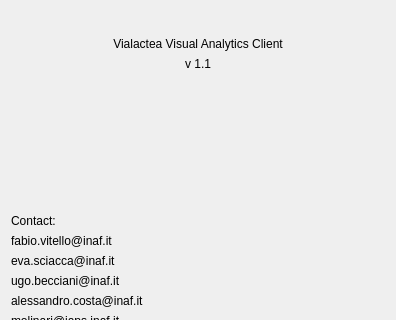
Before: the Qt Designer form Code/ui/aboutform.ui in VisIVOLab/ViaLacteaVisualAnalytics, drawn with Qt 5; both pictures show x 0 to 396 and y 0 to 320 of the 396 by 536 pixel window.
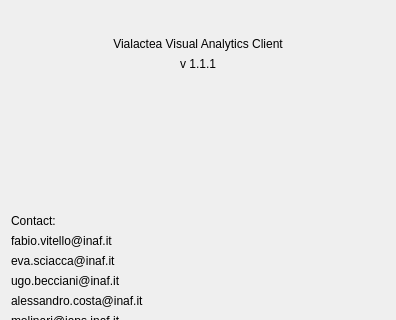
After: the same form once the commit is applied. Icons and pictures are not drawn.

```diff
--- a/Code/ui/aboutform.ui
+++ b/Code/ui/aboutform.ui
@@ -76,7 +76,7 @@
    <item>
     <widget class="QLabel" name="label_3">
      <property name="text">
-      <string>v 1.1</string>
+      <string>v 1.1.1</string>
      </property>
      <property name="alignment">
       <set>Qt::AlignCenter</set>
```
